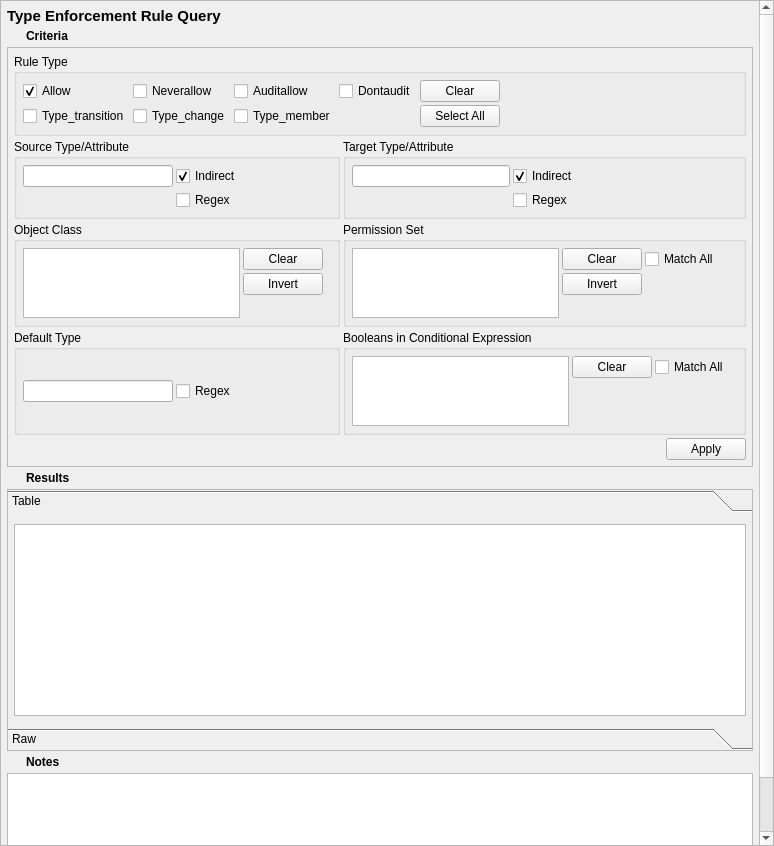
SELinuxProject/setools, file data/terulequery.ui: the form before one commit.
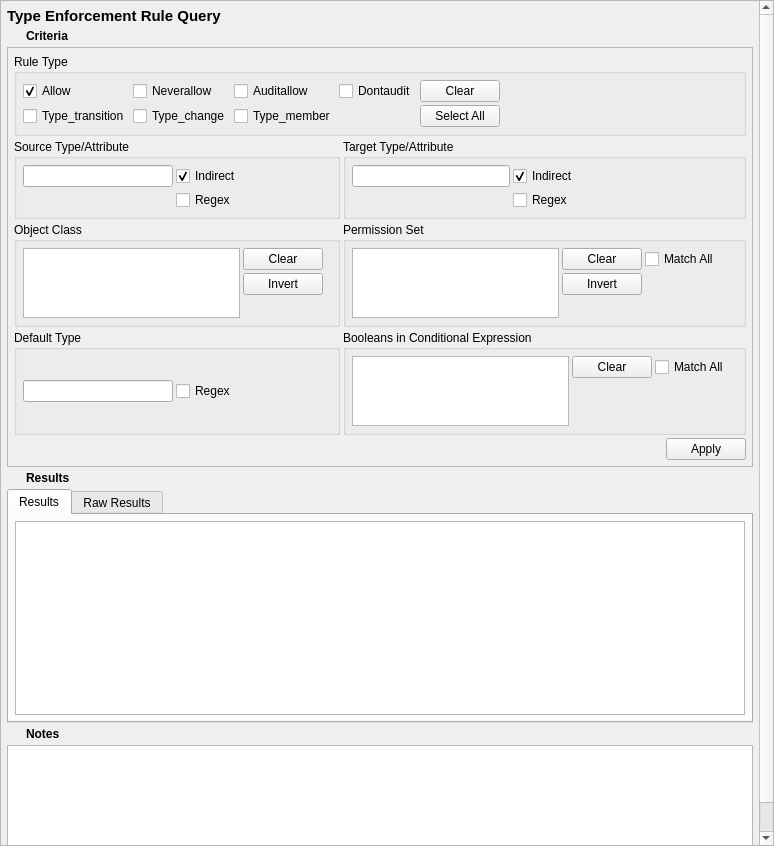
The form after the commit. Icons and pictures are not drawn.

Commit message:
(TE/RBAC/MLS)RuleQueryTab: convert QToolBox to QTabWidget.
Improves vertical space efficiency

```diff
--- a/data/terulequery.ui
+++ b/data/terulequery.ui
@@ -22,7 +22,7 @@
      <x>0</x>
      <y>0</y>
      <width>758</width>
-     <height>909</height>
+     <height>875</height>
     </rect>
    </property>
    <property name="minimumSize">
@@ -47,113 +47,6 @@
     <property name="spacing">
      <number>3</number>
     </property>
-    <item row="4" column="0" colspan="2">
-     <widget class="QToolBox" name="results_frame">
-      <property name="sizePolicy">
-       <sizepolicy hsizetype="Preferred" vsizetype="MinimumExpanding">
-        <horstretch>0</horstretch>
-        <verstretch>0</verstretch>
-       </sizepolicy>
-      </property>
-      <property name="frameShape">
-       <enum>QFrame::StyledPanel</enum>
-      </property>
-      <property name="currentIndex">
-       <number>0</number>
-      </property>
-      <widget class="QWidget" name="table_page">
-       <property name="geometry">
-        <rect>
-         <x>0</x>
-         <y>0</y>
-         <width>744</width>
-         <height>210</height>
-        </rect>
-       </property>
-       <attribute name="label">
-        <string>Table</string>
-       </attribute>
-       <layout class="QVBoxLayout" name="verticalLayout_3">
-        <property name="leftMargin">
-         <number>6</number>
-        </property>
-        <property name="topMargin">
-         <number>6</number>
-        </property>
-        <property name="rightMargin">
-         <number>6</number>
-        </property>
-        <property name="bottomMargin">
-         <number>6</number>
-        </property>
-        <item>
-         <widget class="QTableView" name="table_results">
-          <property name="sizeAdjustPolicy">
-           <enum>QAbstractScrollArea::AdjustIgnored</enum>
-          </property>
-          <property name="alternatingRowColors">
-           <bool>true</bool>
-          </property>
-          <property name="sortingEnabled">
-           <bool>true</bool>
-          </property>
-         </widget>
-        </item>
-       </layout>
-      </widget>
-      <widget class="QWidget" name="raw_page">
-       <property name="geometry">
-        <rect>
-         <x>0</x>
-         <y>0</y>
-         <width>744</width>
-         <height>210</height>
-        </rect>
-       </property>
-       <attribute name="label">
-        <string>Raw</string>
-       </attribute>
-       <layout class="QVBoxLayout" name="verticalLayout_2">
-        <property name="leftMargin">
-         <number>6</number>
-        </property>
-        <property name="topMargin">
-         <number>6</number>
-        </property>
-        <property name="rightMargin">
-         <number>6</number>
-        </property>
-        <property name="bottomMargin">
-         <number>6</number>
-        </property>
-        <item>
-         <widget class="QPlainTextEdit" name="raw_results">
-          <property name="minimumSize">
-           <size>
-            <width>0</width>
-            <height>0</height>
-           </size>
-          </property>
-          <property name="font">
-           <font>
-            <family>Monospace</family>
-           </font>
-          </property>
-          <property name="documentTitle">
-           <string/>
-          </property>
-          <property name="lineWrapMode">
-           <enum>QPlainTextEdit::NoWrap</enum>
-          </property>
-          <property name="readOnly">
-           <bool>true</bool>
-          </property>
-         </widget>
-        </item>
-       </layout>
-      </widget>
-     </widget>
-    </item>
     <item row="5" column="0">
      <widget class="QPushButton" name="notes_expander">
       <property name="sizePolicy">
@@ -1085,6 +978,94 @@
       <zorder>buttonBox</zorder>
      </widget>
     </item>
+    <item row="4" column="0" colspan="2">
+     <widget class="QTabWidget" name="results_frame">
+      <property name="sizePolicy">
+       <sizepolicy hsizetype="Preferred" vsizetype="MinimumExpanding">
+        <horstretch>0</horstretch>
+        <verstretch>0</verstretch>
+       </sizepolicy>
+      </property>
+      <property name="currentIndex">
+       <number>0</number>
+      </property>
+      <widget class="QWidget" name="results_framePage1">
+       <attribute name="title">
+        <string>Results</string>
+       </attribute>
+       <layout class="QVBoxLayout" name="verticalLayout_3">
+        <property name="leftMargin">
+         <number>6</number>
+        </property>
+        <property name="topMargin">
+         <number>6</number>
+        </property>
+        <property name="rightMargin">
+         <number>6</number>
+        </property>
+        <property name="bottomMargin">
+         <number>6</number>
+        </property>
+        <item>
+         <widget class="QTableView" name="table_results">
+          <property name="sizeAdjustPolicy">
+           <enum>QAbstractScrollArea::AdjustIgnored</enum>
+          </property>
+          <property name="alternatingRowColors">
+           <bool>true</bool>
+          </property>
+          <property name="sortingEnabled">
+           <bool>true</bool>
+          </property>
+         </widget>
+        </item>
+       </layout>
+      </widget>
+      <widget class="QWidget" name="results_framePage2">
+       <attribute name="title">
+        <string>Raw Results</string>
+       </attribute>
+       <layout class="QVBoxLayout" name="verticalLayout_2">
+        <property name="leftMargin">
+         <number>6</number>
+        </property>
+        <property name="topMargin">
+         <number>6</number>
+        </property>
+        <property name="rightMargin">
+         <number>6</number>
+        </property>
+        <property name="bottomMargin">
+         <number>6</number>
+        </property>
+        <item>
+         <widget class="QPlainTextEdit" name="raw_results">
+          <property name="minimumSize">
+           <size>
+            <width>0</width>
+            <height>0</height>
+           </size>
+          </property>
+          <property name="font">
+           <font>
+            <family>Monospace</family>
+           </font>
+          </property>
+          <property name="documentTitle">
+           <string/>
+          </property>
+          <property name="lineWrapMode">
+           <enum>QPlainTextEdit::NoWrap</enum>
+          </property>
+          <property name="readOnly">
+           <bool>true</bool>
+          </property>
+         </widget>
+        </item>
+       </layout>
+      </widget>
+     </widget>
+    </item>
    </layout>
   </widget>
  </widget>
```
Left out of the diff: 1 changed line with no effect on the pictures. The commit also changes 2 other files.
